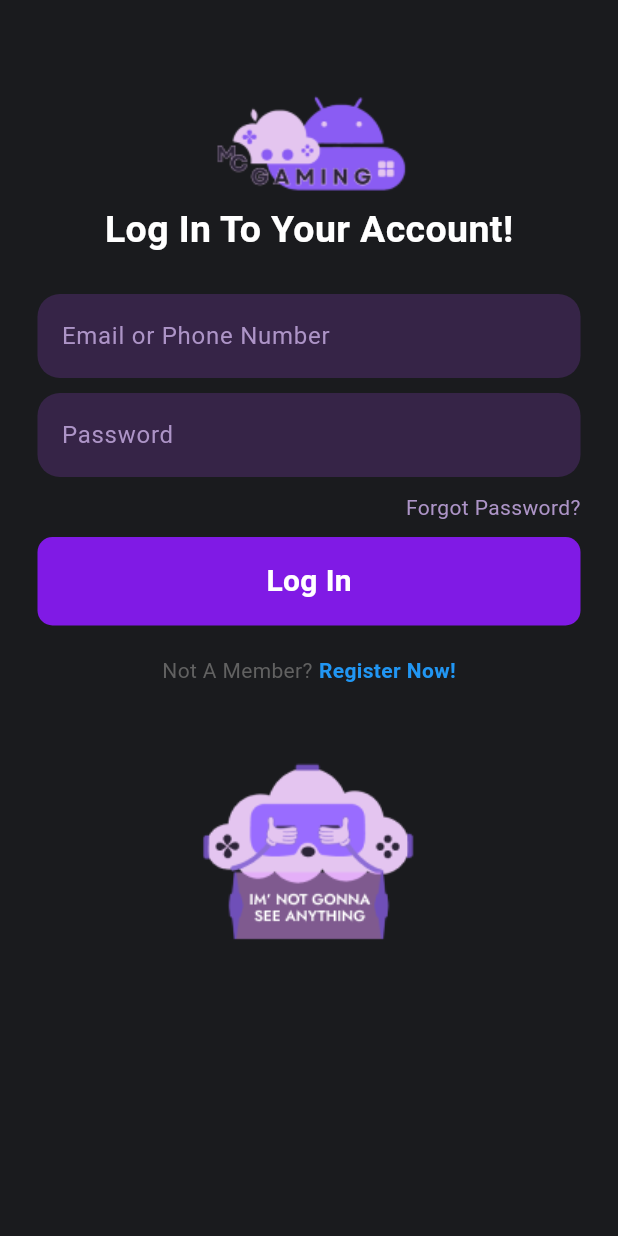
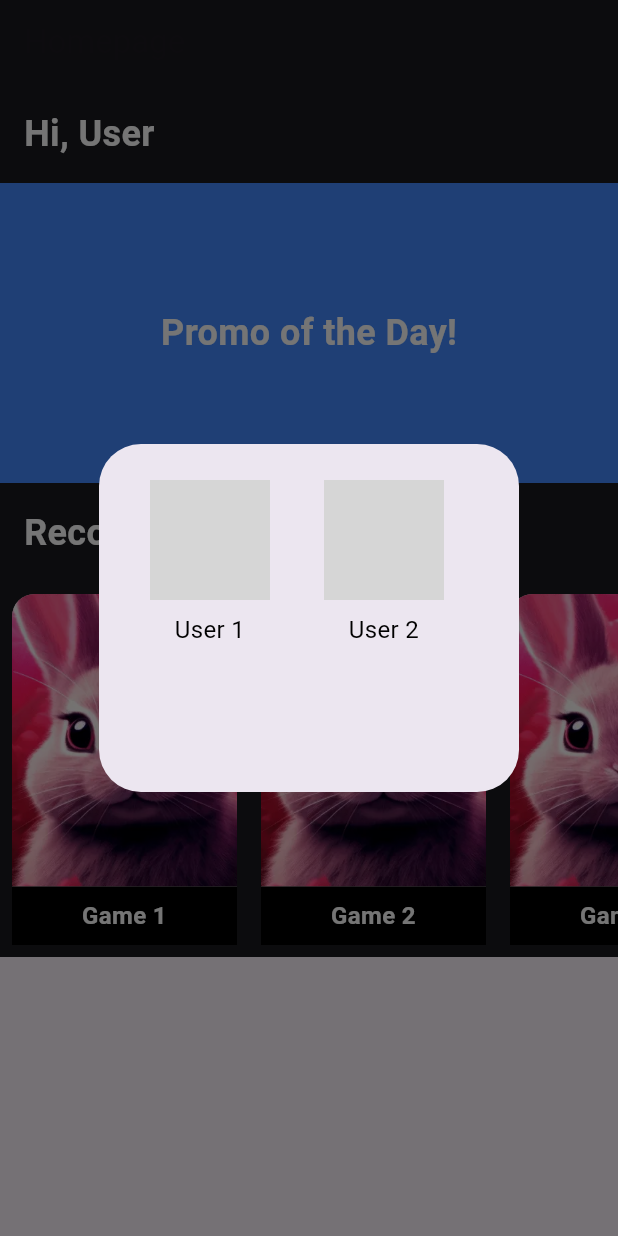
Before and after one commit to JackyZhang2004/McGaming, a Flutter app: the screen it shows after launch, on a phone screen of 412 x 824 dp. Run offline on Flutter 3.47's test engine with Material 3 defaults, Android fonts, the phone set to English and light mode, and no system bars; grey boxes are pictures that could not be loaded.

Commit message:
homepage

```diff
--- a/mcgaming/lib/main.dart
+++ b/mcgaming/lib/main.dart
@@ -1,4 +1,5 @@
 import 'package:flutter/material.dart';
+import 'package:mcgaming/pages/home_page.dart';
 import 'package:mcgaming/pages/login_page.dart';
 import 'package:mcgaming/pages/register_page.dart';
 
@@ -14,7 +15,7 @@ class MyApp extends StatelessWidget {
   Widget build(BuildContext context) {
     return MaterialApp(
       debugShowCheckedModeBanner: false,
-      home: LoginPage(),
+      home: HomePage(),
       // home: RegisterPage(),
     );
 
--- /dev/null
+++ b/mcgaming/lib/pages/home_page.dart
@@ -0,0 +1,222 @@
+import 'package:flutter/material.dart';
+
+class HomePage extends StatefulWidget {
+  @override
+  _HomePageState createState() => _HomePageState();
+}
+
+class _HomePageState extends State<HomePage> {
+  final String username = 'User'; // Ganti dengan username yang diinginkan
+
+  @override
+  void initState() {
+    super.initState();
+    Future.delayed(Duration.zero, () => showUserSelectionDialog(context));
+  }
+
+  void showUserSelectionDialog(BuildContext context) {
+    showDialog(
+      context: context,
+      builder: (BuildContext context) {
+        return AlertDialog(
+          contentPadding: EdgeInsets.all(16.0),
+          content: SizedBox(
+            height: 200,
+            child: ListView(
+              scrollDirection: Axis.horizontal,
+              children: <Widget>[
+                UserProfile(
+                  imagePath: '',
+                  userName: 'User 1',
+                  onTap: () {
+                    Navigator.of(context).pop();
+                    // Add action for User 1
+                  },
+                ),
+                UserProfile(
+                  imagePath: '',
+                  userName: 'User 2',
+                  onTap: () {
+                    Navigator.of(context).pop();
+                    // Add action for User 2
+                  },
+                ),
+                UserProfile(
+                  imagePath: '',
+                  userName: 'User 3',
+                  onTap: () {
+                    Navigator.of(context).pop();
+                    // Add action for User 3
+                  },
+                ),
+              ],
+            ),
+          ),
+        );
+      },
+    );
+  }
+
+  @override
+  Widget build(BuildContext context) {
+    return Scaffold(
+      appBar: AppBar(
+        title: Text('Homepage'),
+        backgroundColor: Color(0xFF1A1B1E),
+      ),
+      body: Container(
+        color: Color(0xFF1A1B1E),
+        child: SingleChildScrollView(
+          child: Column(
+            crossAxisAlignment: CrossAxisAlignment.start,
+            children: <Widget>[
+              Padding(
+                padding: const EdgeInsets.all(16.0),
+                child: Text(
+                  'Hi, $username',
+                  style: TextStyle(
+                    fontSize: 24,
+                    fontWeight: FontWeight.bold,
+                    color: Colors.white,
+                  ),
+                ),
+              ),
+              Jumbotron(),
+              Padding(
+                padding: const EdgeInsets.all(16.0),
+                child: Text(
+                  'Recommended Games',
+                  style: TextStyle(
+                    fontSize: 24,
+                    fontWeight: FontWeight.bold,
+                    color: Colors.white,
+                  ),
+                ),
+              ),
+              RecommendedGamesSection(),
+            ],
+          ),
+        ),
+      ),
+    );
+  }
+}
+
+class Jumbotron extends StatelessWidget {
+  @override
+  Widget build(BuildContext context) {
+    return Container(
+      width: double.infinity,
+      height: 200,
+      color: Colors.blueAccent,
+      child: Center(
+        child: Text(
+          'Promo of the Day!',
+          style: TextStyle(
+            color: Colors.white,
+            fontSize: 24,
+            fontWeight: FontWeight.bold,
+          ),
+        ),
+      ),
+    );
+  }
+}
+
+class RecommendedGamesSection extends StatelessWidget {
+  final List<Map<String, String>> games = [
+    {'name': 'Game 1', 'image': 'lib/images/dummylabux.png'},
+    {'name': 'Game 2', 'image': 'lib/images/dummylabux.png'},
+    {'name': 'Game 3', 'image': 'lib/images/dummylabux.png'},
+    {'name': 'Game 4', 'image': 'lib/images/dummylabux.png'},
+    {'name': 'Game 5', 'image': 'lib/images/dummylabux.png'},
+  ];
+
+  @override
+  Widget build(BuildContext context) {
+    return Container(
+      height: 250,
+      child: ListView.builder(
+        scrollDirection: Axis.horizontal,
+        itemCount: games.length,
+        itemBuilder: (context, index) {
+          return Container(
+            width: 150,
+            margin: EdgeInsets.all(8.0),
+            decoration: BoxDecoration(
+              color: Colors.grey[300],
+              borderRadius: BorderRadius.circular(15),
+            ),
+            child: Column(
+              crossAxisAlignment: CrossAxisAlignment.stretch,
+              children: [
+                Expanded(
+                  child: ClipRRect(
+                    borderRadius: BorderRadius.vertical(top: Radius.circular(15)),
+                    child: Image.asset(
+                      games[index]['image']!,
+                      fit: BoxFit.cover,
+                    ),
+                  ),
+                ),
+                Container(
+                  padding: EdgeInsets.all(8.0),
+                  color: Colors.black,
+                  child: Text(
+                    games[index]['name']!,
+                    style: TextStyle(
+                      fontSize: 16,
+                      color: Colors.white,
+                      fontWeight: FontWeight.bold,
+                    ),
+                    textAlign: TextAlign.center,
+                  ),
+                ),
+              ],
+            ),
+          );
+        },
+      ),
+    );
+  }
+}
+
+class UserProfile extends StatelessWidget {
+  final String imagePath;
+  final String userName;
+  final VoidCallback onTap;
+
+  UserProfile({required this.imagePath, required this.userName, required this.onTap});
+
+  @override
+  Widget build(BuildContext context) {
+    return GestureDetector(
+      onTap: onTap,
+      child: Container(
+        margin: EdgeInsets.all(8.0),
+        width: 100,
+        child: Column(
+          children: [
+            ClipOval(
+              child: Image.asset(
+                imagePath,
+                width: 80,
+                height: 80,
+                fit: BoxFit.cover,
+              ),
+            ),
+            SizedBox(height: 8.0),
+            Text(
+              userName,
+              style: TextStyle(
+                fontSize: 16,
+                color: Colors.black,
+              ),
+              textAlign: TextAlign.center,
+            ),
+          ],
+        ),
+      ),
+    );
+  }
+}
```
Also changed, not shown: mcgaming/lib/images/dummylabux.png (added).
